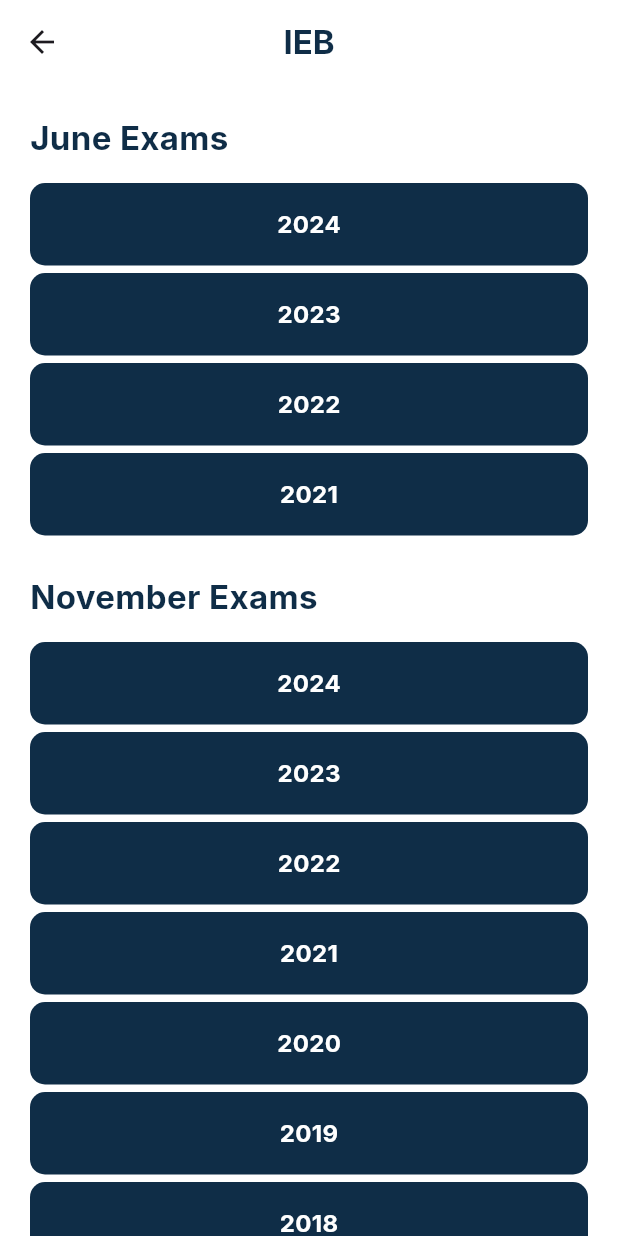
After one commit to 2001arman/jsdt_app, a Flutter app: the HomeUi screen opened by its route, after a tap on "IEB", on a phone screen of 412 x 824 dp. The commit adds this screen. Run offline on Flutter 3.47's test engine with Material 3 defaults, Android fonts, the phone set to English and light mode, and no system bars; our stand-ins replace flutter_easyloading, get, google_fonts; statements that could not run were skipped.

Commit message:
ieb page

```diff
--- a/lib/core/app_route.dart
+++ b/lib/core/app_route.dart
@@ -4,6 +4,8 @@ import 'package:jsdt_app/feature/presentation/auth/auth_ui.dart';
 import 'package:jsdt_app/feature/presentation/boarding/boarding_ui.dart';
 import 'package:jsdt_app/feature/presentation/home/home_binding.dart';
 import 'package:jsdt_app/feature/presentation/home/home_ui.dart';
+import 'package:jsdt_app/feature/presentation/home/ieb/ieb_binding.dart';
+import 'package:jsdt_app/feature/presentation/home/ieb/ieb_ui.dart';
 
 class AppRoute {
   static String initialRoute = BoardingUi.namePath;
@@ -22,5 +24,10 @@ class AppRoute {
       page: () => HomeUi(),
       binding: HomeBinding(),
     ),
+    GetPage(
+      name: IebUi.namePath,
+      page: () => IebUi(),
+      binding: IebBinding(),
+    ),
   ];
 }
--- a/lib/feature/presentation/home/home_ui.dart
+++ b/lib/feature/presentation/home/home_ui.dart
@@ -122,7 +122,11 @@ class HomeUi extends StatelessWidget {
                 ),
                 itemCount: state.homeMenus.length,
                 padding: const EdgeInsets.all(20),
-                itemBuilder: (context, index) => Container(
+                itemBuilder: (context, index) => GestureDetector(
+                  onTap: () => Get.toNamed(
+                    state.homeMenus[index].path,
+                  ),
+                  child: Container(
                     decoration: BoxDecoration(
                       borderRadius: BorderRadius.circular(10),
                       boxShadow: defaultBoxShadow,
@@ -143,6 +147,7 @@ class HomeUi extends StatelessWidget {
                   ),
                 ),
               ),
+            ),
           ],
         ),
       ),
--- /dev/null
+++ b/lib/feature/presentation/home/ieb/ieb_binding.dart
@@ -0,0 +1,9 @@
+import 'package:get/get.dart';
+import 'package:jsdt_app/feature/presentation/home/ieb/ieb_logic.dart';
+
+class IebBinding extends Bindings {
+  @override
+  void dependencies() {
+    Get.lazyPut(() => IebLogic());
+  }
+}
--- /dev/null
+++ b/lib/feature/presentation/home/ieb/ieb_logic.dart
@@ -0,0 +1,6 @@
+import 'package:get/get.dart';
+import 'package:jsdt_app/feature/presentation/home/ieb/ieb_state.dart';
+
+class IebLogic extends GetxController {
+  IebState state = IebState();
+}
--- /dev/null
+++ b/lib/feature/presentation/home/ieb/ieb_state.dart
@@ -0,0 +1,20 @@
+class IebState {
+  List<String> juneExams = [
+    '2024',
+    '2023',
+    '2022',
+    '2021',
+  ];
+
+  List<String> novExams = [
+    '2024',
+    '2023',
+    '2022',
+    '2021',
+    '2020',
+    '2019',
+    '2018',
+    '2017',
+    '2016',
+  ];
+}
--- /dev/null
+++ b/lib/feature/presentation/home/ieb/ieb_ui.dart
@@ -0,0 +1,61 @@
+import 'package:flutter/material.dart';
+import 'package:get/get.dart';
+import 'package:jsdt_app/feature/presentation/home/ieb/ieb_logic.dart';
+import 'package:jsdt_app/utility/shared/constants/constants_ui.dart';
+
+class IebUi extends StatelessWidget {
+  static const String namePath = '/ieb_page';
+  final logic = Get.find<IebLogic>();
+  final state = Get.find<IebLogic>().state;
+  IebUi({super.key});
+
+  @override
+  Widget build(BuildContext context) {
+    Widget item({required String title}) {
+      return Container(
+        width: double.infinity,
+        padding: const EdgeInsets.symmetric(vertical: 16),
+        margin: const EdgeInsets.only(bottom: 5),
+        decoration: BoxDecoration(
+          borderRadius: BorderRadius.circular(10),
+          color: kMainColor,
+        ),
+        alignment: Alignment.center,
+        child: Text(
+          title,
+          style: whiteTextStyle.copyWith(fontSize: 16, fontWeight: bold),
+        ),
+      );
+    }
+
+    return Scaffold(
+      backgroundColor: kWhiteColor,
+      appBar: AppBar(
+        centerTitle: true,
+        backgroundColor: kWhiteColor,
+        title: Text(
+          'IEB',
+          style: mainTextStyle.copyWith(fontSize: 22, fontWeight: bold),
+        ),
+      ),
+      body: ListView(
+        padding: const EdgeInsets.all(20),
+        children: [
+          Text(
+            'June Exams',
+            style: mainTextStyle.copyWith(fontSize: 22, fontWeight: bold),
+          ),
+          const SizedBox(height: 15),
+          ...state.juneExams.map((data) => item(title: data)),
+          const SizedBox(height: 20),
+          Text(
+            'November Exams',
+            style: mainTextStyle.copyWith(fontSize: 22, fontWeight: bold),
+          ),
+          const SizedBox(height: 15),
+          ...state.novExams.map((data) => item(title: data)),
+        ],
+      ),
+    );
+  }
+}
```
Also changed, not shown: lib/feature/presentation/home/home_state.dart (+59 -11 lines). Lines whose indentation alone changed are shown as unchanged.
